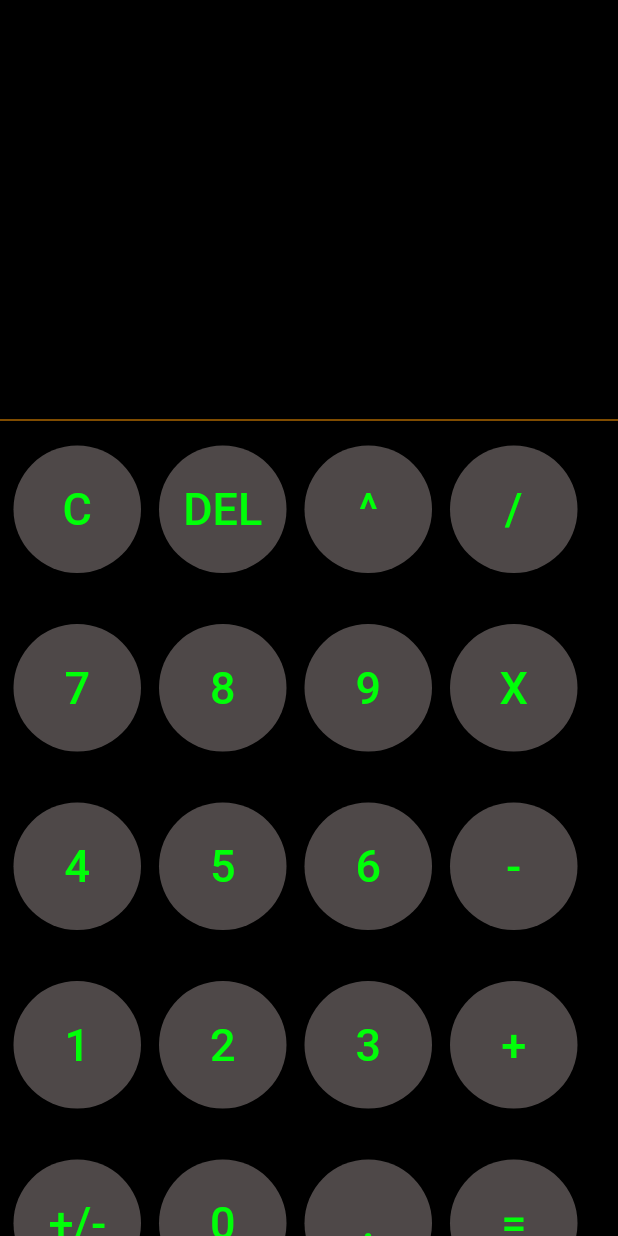
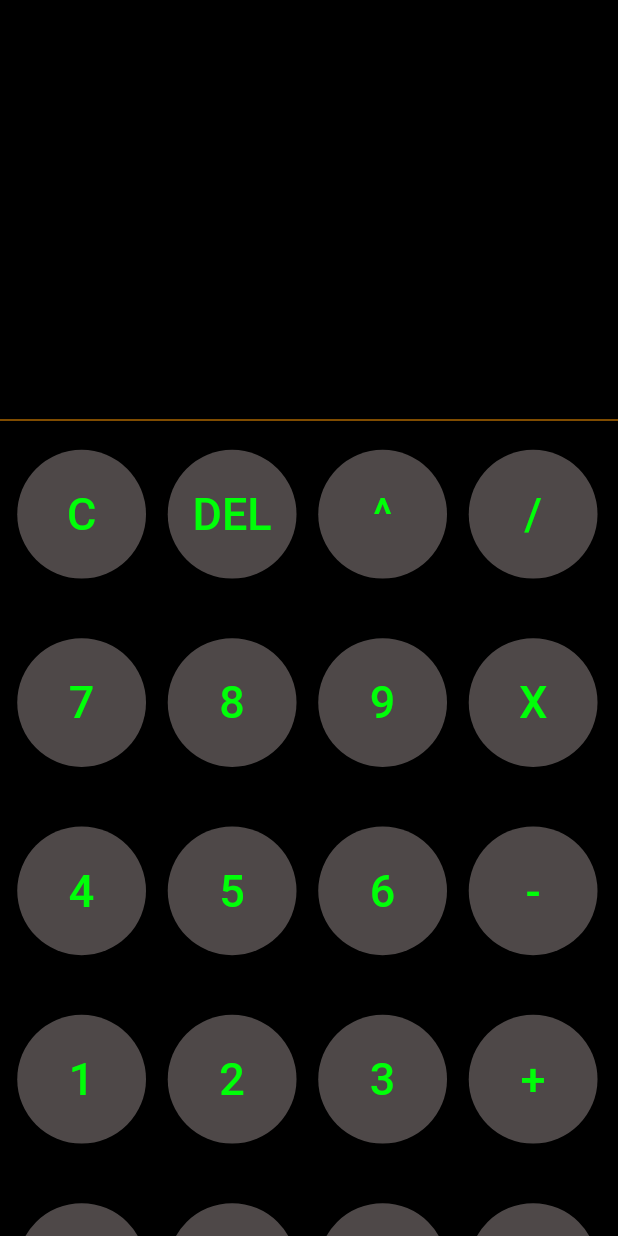
Before and after one commit to ayman-adas/calculator, a Flutter app: the screen it shows after launch, on a phone screen of 412 x 824 dp. Run offline on Flutter 3.47's test engine with Material 2 defaults, Android fonts, the phone set to English and light mode, and no system bars.

Commit message:
Update w_button.dart

```diff
--- a/calculator/lib/widget/w_button.dart
+++ b/calculator/lib/widget/w_button.dart
@@ -14,7 +14,7 @@ class WButton extends StatelessWidget {
   @override
   Widget build(BuildContext context) {
     return Padding(
-      padding: const EdgeInsets.only(left: 2),
+      padding: const EdgeInsets.only(left: 4.5),
       child: ElevatedButton(
         onPressed: click,
         style: ButtonStyle(
@@ -23,7 +23,9 @@ class WButton extends StatelessWidget {
           foregroundColor:
               MaterialStateProperty.all(const Color.fromARGB(255, 0, 255, 8)),
           shape: MaterialStateProperty.all(const CircleBorder()),
-          minimumSize: MaterialStateProperty.all(const Size(85, 85)),
+          minimumSize: MaterialStateProperty.all(Size(
+              MediaQuery.of(context).size.width / 4.8,
+              MediaQuery.of(context).size.width / 4.5)),
         ),
         child: Text(
           text,
```
